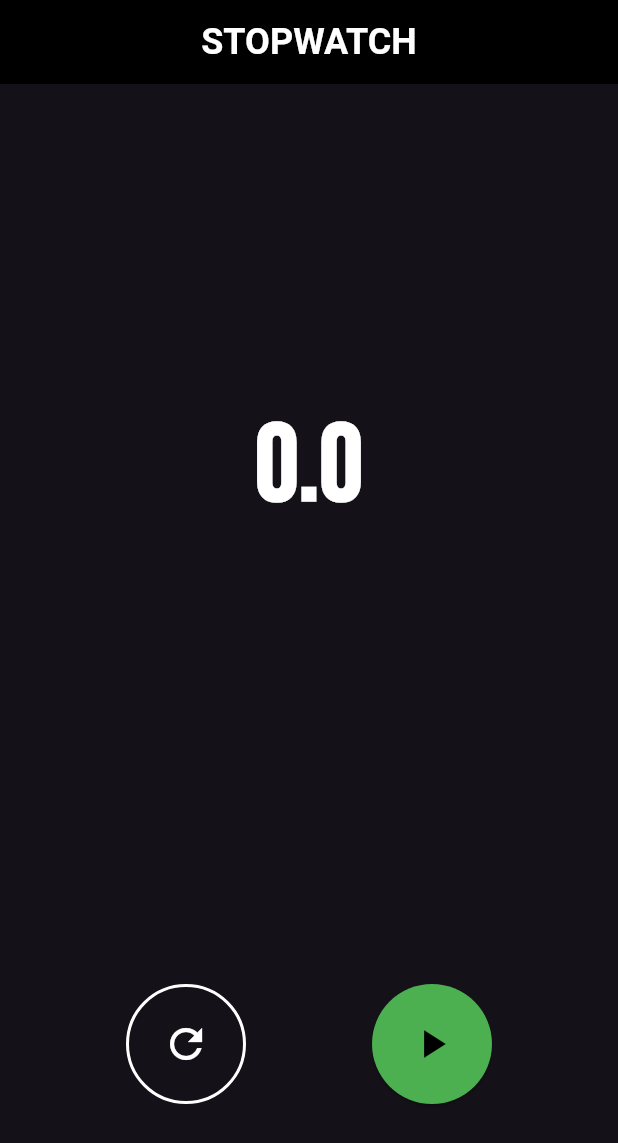
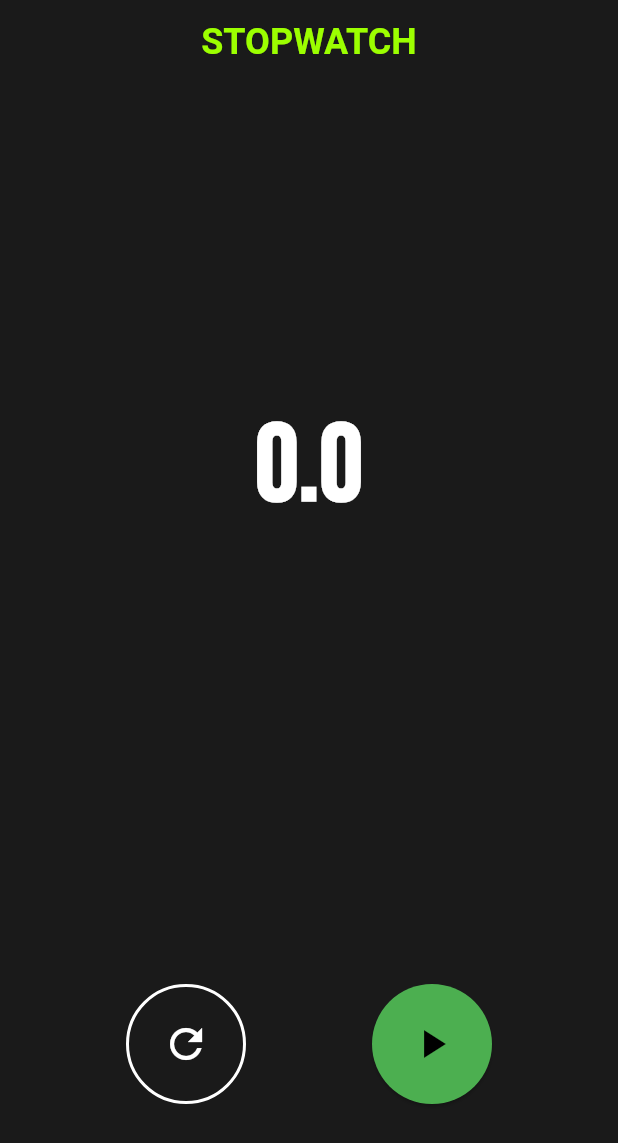
Before and after one commit to ArslanYousaf12/app_with_llm, a Flutter app: the screen it shows after launch, on a phone screen of 412 x 824 dp. Shown: the top 1143 px of the screen. Run offline on Flutter 3.47's test engine with Material 3 defaults, Android fonts, the phone set to English and light mode, and no system bars; our stand-ins replace audioplayers, google_fonts, permission_handler, speech_to_text.

Commit message:
Refactor theme and UI components for consistency and improved styling

```diff
--- /dev/null
+++ b/lib/core/constants/app_constants.dart
@@ -0,0 +1,28 @@
+import 'package:flutter/material.dart';
+
+class AppConstants {
+  // Colors
+  static const Color brightGreen = Color(0xFF9CFF00);
+  static const Color darkGray = Color(0xFF2B2B2B);
+  static const Color lightGray = Color(0xFF4A4A4A);
+  static const Color textDark = Color(0xFF1A1A1A);
+  static const Color textLight = Color(0xFFFFFFFF);
+  static const Color backgroundDark = Color(0xFF1A1A1A);
+
+  // Dimensions
+  static const double buttonSize = 100.0;
+  static const double buttonBorderWidth = 3.0;
+  static const double timerDisplayFontSize = 140.0;
+  static const double buttonTextSize = 18.0;
+  static const double voiceIndicatorHeight = 60.0;
+  static const double voiceIndicatorBorderRadius = 30.0;
+
+  // Spacing
+  static const double paddingSmall = 8.0;
+  static const double paddingMedium = 16.0;
+  static const double paddingLarge = 24.0;
+  static const double paddingXLarge = 32.0;
+
+  // Animation
+  static const Duration animationDuration = Duration(milliseconds: 200);
+}
--- a/lib/core/theme/app_theme.dart
+++ b/lib/core/theme/app_theme.dart
@@ -1,48 +1,67 @@
 import 'package:flutter/material.dart';
+import '../constants/app_constants.dart';
 
 class AppTheme {
   static ThemeData get darkTheme {
     return ThemeData.dark().copyWith(
+      scaffoldBackgroundColor: AppConstants.backgroundDark,
       colorScheme: const ColorScheme.dark(
-        primary: Colors.green,
-        secondary: Colors.greenAccent,
-        surface: Color(0xFF1E1E1E),
-        onPrimary: Colors.black,
-        onSecondary: Colors.black,
-        onSurface: Colors.white,
+        primary: AppConstants.brightGreen,
+        secondary: AppConstants.brightGreen,
+        surface: AppConstants.darkGray,
+        onPrimary: AppConstants.textDark,
+        onSecondary: AppConstants.textDark,
+        onSurface: AppConstants.textLight,
+        background: AppConstants.backgroundDark,
+        onBackground: AppConstants.textLight,
       ),
       useMaterial3: true,
       appBarTheme: const AppBarTheme(
-        backgroundColor: Colors.black,
-        foregroundColor: Colors.white,
+        backgroundColor: AppConstants.backgroundDark,
+        foregroundColor: AppConstants.brightGreen,
         elevation: 0,
+        titleTextStyle: TextStyle(
+          color: AppConstants.brightGreen,
+          fontSize: 24,
+          fontWeight: FontWeight.bold,
+        ),
       ),
       elevatedButtonTheme: ElevatedButtonThemeData(
         style: ElevatedButton.styleFrom(
-          backgroundColor: Colors.green,
-          foregroundColor: Colors.black,
+          backgroundColor: AppConstants.brightGreen,
+          foregroundColor: AppConstants.textDark,
           shape: const CircleBorder(),
-          padding: const EdgeInsets.all(24),
+          padding: const EdgeInsets.all(AppConstants.paddingLarge),
         ),
       ),
       outlinedButtonTheme: OutlinedButtonThemeData(
         style: OutlinedButton.styleFrom(
-          foregroundColor: Colors.white,
-          side: const BorderSide(color: Colors.white),
+          foregroundColor: AppConstants.brightGreen,
+          side: const BorderSide(
+            color: AppConstants.brightGreen,
+            width: AppConstants.buttonBorderWidth,
+          ),
           shape: const CircleBorder(),
-          padding: const EdgeInsets.all(24),
+          padding: const EdgeInsets.all(AppConstants.paddingLarge),
         ),
       ),
       textTheme: const TextTheme(
         displayLarge: TextStyle(
-          fontSize: 72,
+          fontSize: AppConstants.timerDisplayFontSize,
           fontWeight: FontWeight.bold,
-          color: Colors.white,
+          color: AppConstants.textDark,
+          fontFamily: 'BebasNeue',
         ),
         titleLarge: TextStyle(
           fontSize: 24,
           fontWeight: FontWeight.bold,
-          color: Colors.white,
+          color: AppConstants.brightGreen,
+        ),
+        bodyLarge: TextStyle(
+          color: AppConstants.textLight,
+        ),
+        bodyMedium: TextStyle(
+          color: AppConstants.textLight,
         ),
       ),
     );
```
Also changed, not shown: lib/widgets/control_buttons.dart (+52 -48 lines), lib/widgets/timer_display.dart (+22 -7 lines), lib/widgets/voice_indicator.dart (added, +76 -0 lines).
